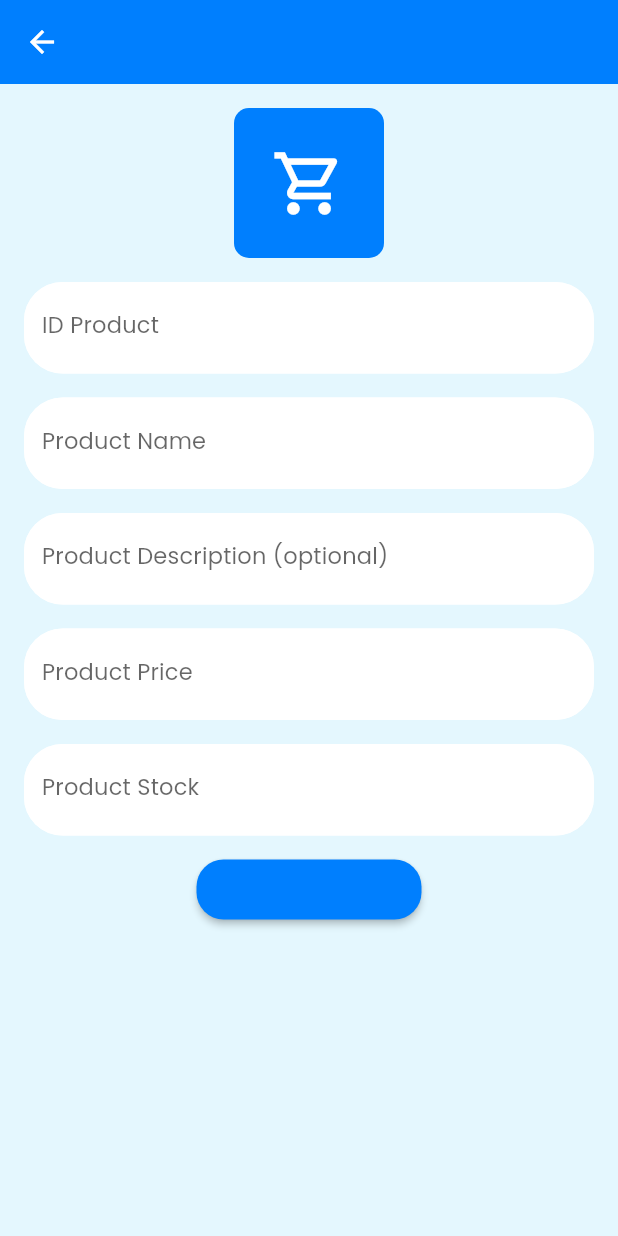
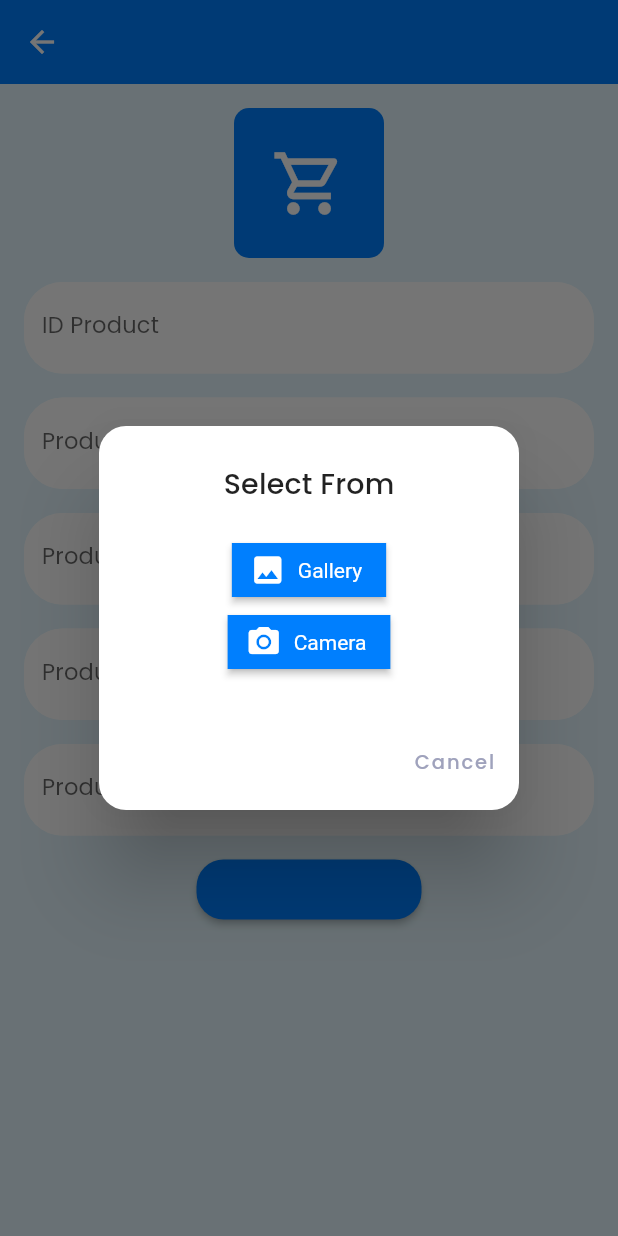
Before and after one commit to sempatpanick/e-warung, a Flutter app: the FormProductPage screen opened directly with empty values, after a tap on the "shopping cart" icon, on a phone screen of 412 x 824 dp. Run offline on Flutter 3.47's test engine with Material 2 defaults, Android fonts, the phone set to English and light mode, and no system bars; our stand-ins replace animated_bottom_navigation_bar, auto_size_text, google_fonts, image_picker, shared_preferences, string_validator; missing offline and left inert: flutter_barcode_scanner; accounts and stored records are empty.

Commit message:
Add reduce size of image and support take picture with camera

```diff
--- a/lib/ui/form_product_page.dart
+++ b/lib/ui/form_product_page.dart
@@ -17,7 +17,6 @@ import 'package:path/path.dart' as path;
 import 'package:string_validator/string_validator.dart';
 
 class FormProductPage extends StatefulWidget {
-  static const routeName = '/form_product_page';
   final UtilsProvider utilsProvider;
   final CartProvider cart;
   final UserProvider userProv;
@@ -40,9 +39,8 @@ class _FormProductPageState extends State<FormProductPage> {
   final TextEditingController _textPriceProductController = TextEditingController();
   final TextEditingController _textStockProductController = TextEditingController();
 
-  Future<void> chooseImage() async {
-    final choseImage = await _picker.pickImage(source: ImageSource.gallery);
-    //set source: ImageSource.camera to get image from camera
+  Future<void> chooseImage(ImageSource source) async {
+    final choseImage = await _picker.pickImage(source: source, imageQuality: 25);
     setState(() {
       imageChoosed = choseImage;
     });
@@ -61,6 +59,8 @@ class _FormProductPageState extends State<FormProductPage> {
             ),
             TextButton(
               onPressed: () {
+                Navigator.of(context).pop(false);
+                widget.utilsProvider.setIsFormInputProduct(false);
               },
               child: const Text('Yes'),
             ),
@@ -113,7 +113,61 @@ class _FormProductPageState extends State<FormProductPage> {
                       children: [
                         GestureDetector(
                           onTap: () {
-                            chooseImage();
+                            showDialog(
+                                context: context,
+                                builder: (context) {
+                                  return AlertDialog(
+                                    shape: RoundedRectangleBorder(
+                                      borderRadius: BorderRadius.circular(18.0),
+                                    ),
+                                    title: const Center(child: Text("Select From"),),
+                                    content:  Column(
+                                      mainAxisSize: MainAxisSize.min,
+                                      children: [
+                                        ElevatedButton.icon(
+                                          onPressed: () {
+                                            setState(() {
+                                              Navigator.pop(context);
+                                            });
+                                            chooseImage(ImageSource.gallery);
+                                          },
+                                          style: ElevatedButton.styleFrom(
+                                            primary: primaryColor
+                                          ),
+                                          icon: const Icon(Icons.photo),
+                                          label: const Text("Gallery"),
+                                        ),
+                                        ElevatedButton.icon(
+                                          onPressed: () {
+                                            setState(() {
+                                              Navigator.pop(context);
+                                            });
+                                            chooseImage(ImageSource.gallery);
+                                          },
+                                          style: ElevatedButton.styleFrom(
+                                              primary: primaryColor
+                                          ),
+                                          icon: const Icon(Icons.camera_alt),
+                                          label: const Text("Camera"),
+                                        ),
+                                      ],
+                                    ),
+                                    actions: [
+                                      TextButton(
+                                        child: const Text(
+                                          'Cancel',
+                                          style: TextStyle(color: textFieldColorGrey),
+                                        ),
+                                        onPressed: () {
+                                          setState(() {
+                                            Navigator.pop(context);
+                                          });
+                                        },
+                                      ),
+                                    ],
+                                  );
+                                }
+                            );
                           },
                           child: Container(
                             width: 100,
```
